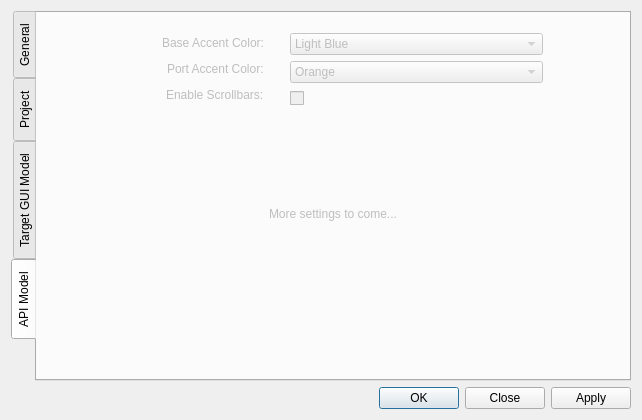
First picture: the form in src/gui/ui/manageprojectdialog.ui, repository facade-technologies-inc/facile, before the edit.
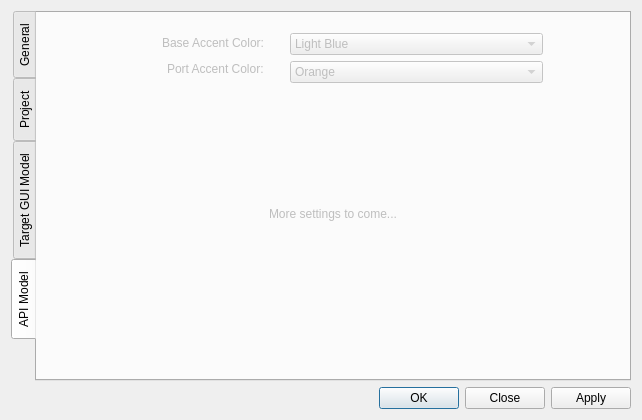
Second picture: the form after the edit. The open tabs and pages were chosen to show the change.

The edit to the form file:
```diff
--- a/src/gui/ui/manageprojectdialog.ui
+++ b/src/gui/ui/manageprojectdialog.ui
@@ -920,30 +920,6 @@
             </item>
            </layout>
           </item>
-          <item>
-           <layout class="QHBoxLayout" name="horizontalLayout_17">
-            <item>
-             <spacer name="horizontalSpacer_23">
-              <property name="orientation">
-               <enum>Qt::Horizontal</enum>
-              </property>
-              <property name="sizeHint" stdset="0">
-               <size>
-                <width>40</width>
-                <height>20</height>
-               </size>
-              </property>
-             </spacer>
-            </item>
-            <item>
-             <widget class="QLabel" name="label_12">
-              <property name="text">
-               <string>Enable Scrollbars:</string>
-              </property>
-             </widget>
-            </item>
-           </layout>
-          </item>
           <item>
            <spacer name="verticalSpacer_5">
             <property name="orientation">
@@ -1007,33 +983,6 @@
             </item>
            </widget>
           </item>
-          <item>
-           <layout class="QHBoxLayout" name="horizontalLayout_18">
-            <item>
-             <widget class="QCheckBox" name="enableScrB_APIM">
-              <property name="text">
-               <string/>
-              </property>
-             </widget>
-            </item>
-            <item>
-             <spacer name="horizontalSpacer_25">
-              <property name="orientation">
-               <enum>Qt::Horizontal</enum>
-              </property>
-              <property name="sizeType">
-               <enum>QSizePolicy::MinimumExpanding</enum>
-              </property>
-              <property name="sizeHint" stdset="0">
-               <size>
-                <width>40</width>
-                <height>20</height>
-               </size>
-              </property>
-             </spacer>
-            </item>
-           </layout>
-          </item>
           <item>
            <spacer name="verticalSpacer_6">
             <property name="orientation">
```
Left out of the diff: 122 changed lines with no effect on the pictures.
